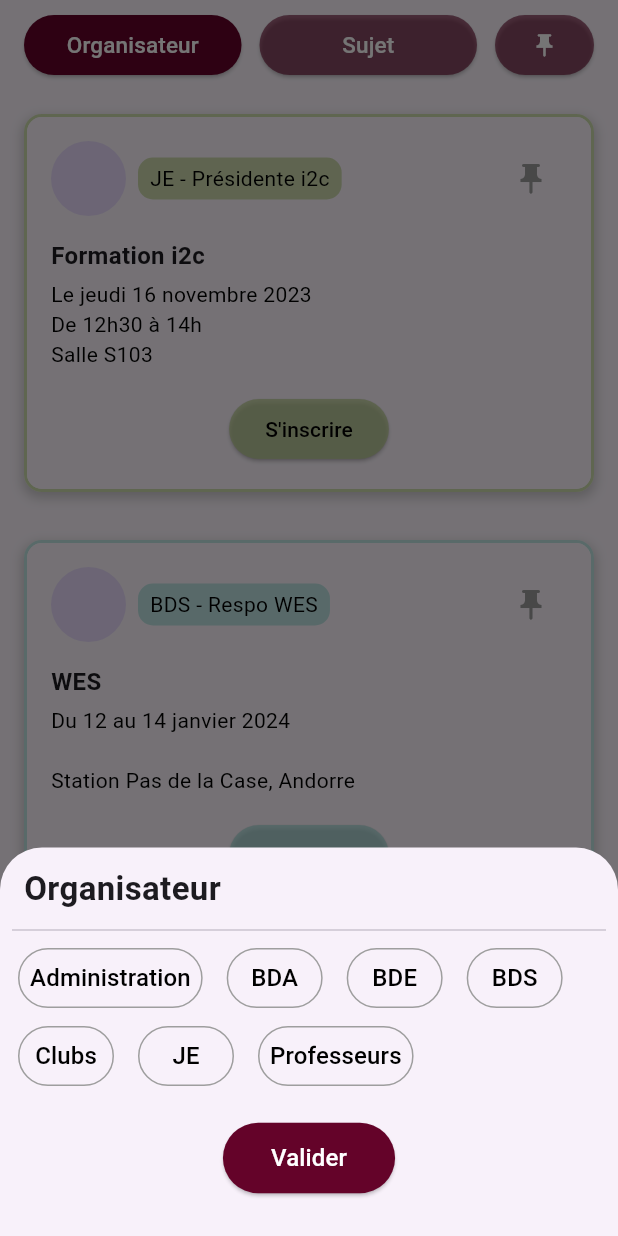
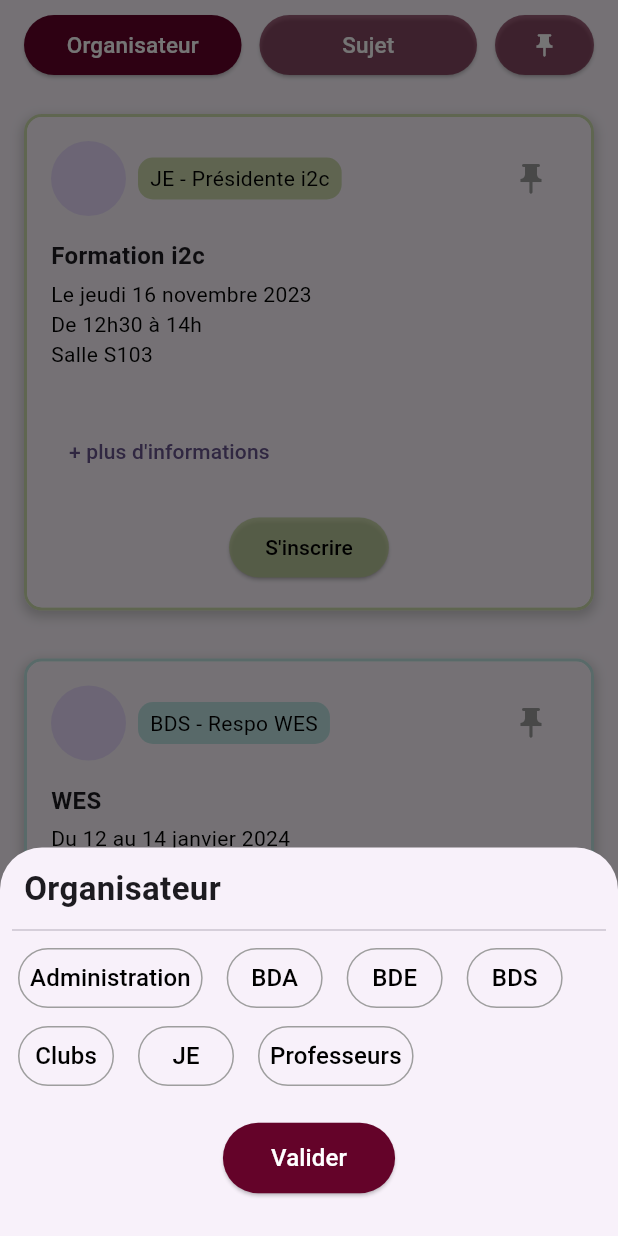
Before and after one commit to Harmony3118/comunique2024, a Flutter app: the FileActualite widget shown alone on an empty page, opened directly, after a tap on "Organisateur", on a phone screen of 412 x 824 dp. Run offline on Flutter 3.47's test engine with Material 3 defaults, Android fonts, the phone set to English and light mode, and no system bars; our stand-ins replace file_picker, image_picker, multi_select_flutter, sqflite, table_calendar; missing offline and left inert: gsheets; accounts and stored records are empty; network calls fail; key blocks and very long unbroken strings in the code were emptied for the run.

Commit message:
ajout plus d'informations

```diff
--- a/lib/page/page_file_actualite.dart
+++ b/lib/page/page_file_actualite.dart
@@ -24,6 +24,9 @@ class FileActualite extends StatelessWidget {
                   eventLocation: 'Salle S103',
                   imageUrl: 'https://via.placeholder.com/150',
                   color: Color.fromRGBO(187, 208, 143, 0.71),
+                  price: '0',
+                  capacity: '20',
+                  moreInfo: '',
                 ),
                 CardHome(
                   office: "BDS",
@@ -34,6 +37,10 @@ class FileActualite extends StatelessWidget {
                   eventLocation: 'Station Pas de la Case, Andorre',
                   imageUrl: 'https://via.placeholder.com/150',
                   color: Color.fromRGBO(167, 222, 219, 0.71),
+                  price: '149€ à 259€',
+                  capacity: '50 places au total',
+                  moreInfo:
+                      'Option 1 :  Forfait 3 jours\n-> 259€ (non adhérent BDS)\n-> 229€ (adhérent BDS)\n\nOption 2 : Forfait 2 jours\n-> 229€ (non adhérent BDS)\n-> 199€ (adhérent BDS)\n\nOption 3 : Sans forfait (peu de place)\n-> 179€ (non adhérent BDS)\n-> 149€ (adhérent BDS)',
                 ),
                 CardHome(
                   office: "BDA",
@@ -44,6 +51,9 @@ class FileActualite extends StatelessWidget {
                   eventLocation: 'Salle S103',
                   imageUrl: 'https://via.placeholder.com/150',
                   color: Color.fromRGBO(245, 233, 171, 0.71),
+                  price: '0',
+                  capacity: '10',
+                  moreInfo: '',
                 ),
               ],
             ),
--- a/lib/widget/card_home.dart
+++ b/lib/widget/card_home.dart
@@ -9,6 +9,9 @@ class CardHome extends StatefulWidget {
   final String eventLocation;
   final String imageUrl;
   final Color color;
+  final String price;
+  final String capacity;
+  final String moreInfo;
 
   const CardHome({
     Key? key,
@@ -20,6 +23,9 @@ class CardHome extends StatefulWidget {
     required this.eventLocation,
     required this.imageUrl,
     required this.color,
+    required this.price,
+    required this.capacity,
+    required this.moreInfo,
   }) : super(key: key);
 
   @override
@@ -29,6 +35,7 @@ class CardHome extends StatefulWidget {
 class _CardHomeState extends State<CardHome> {
   bool isPinned = false;
   bool isRegistered = false;
+  bool isDetailled = false;
 
   void _showConfirmationDialog() {
     showDialog(
@@ -172,6 +179,19 @@ class _CardHomeState extends State<CardHome> {
                     color: Colors.black,
                   ),
                 ),
+                Text(isDetailled
+                    ? 'Prix : ${widget.price}\nNombres de places : ${widget.capacity}\n${widget.moreInfo}'
+                    : ''),
+                const SizedBox(height: 10),
+                TextButton(
+                    onPressed: () {
+                      setState(() {
+                        isDetailled = !isDetailled;
+                      });
+                    },
+                    child: Text(isDetailled
+                        ? "- moins d'informations"
+                        : "+ plus d'informations")),
                 const SizedBox(height: 16.0),
                 Center(
                   child: ElevatedButton(
```
